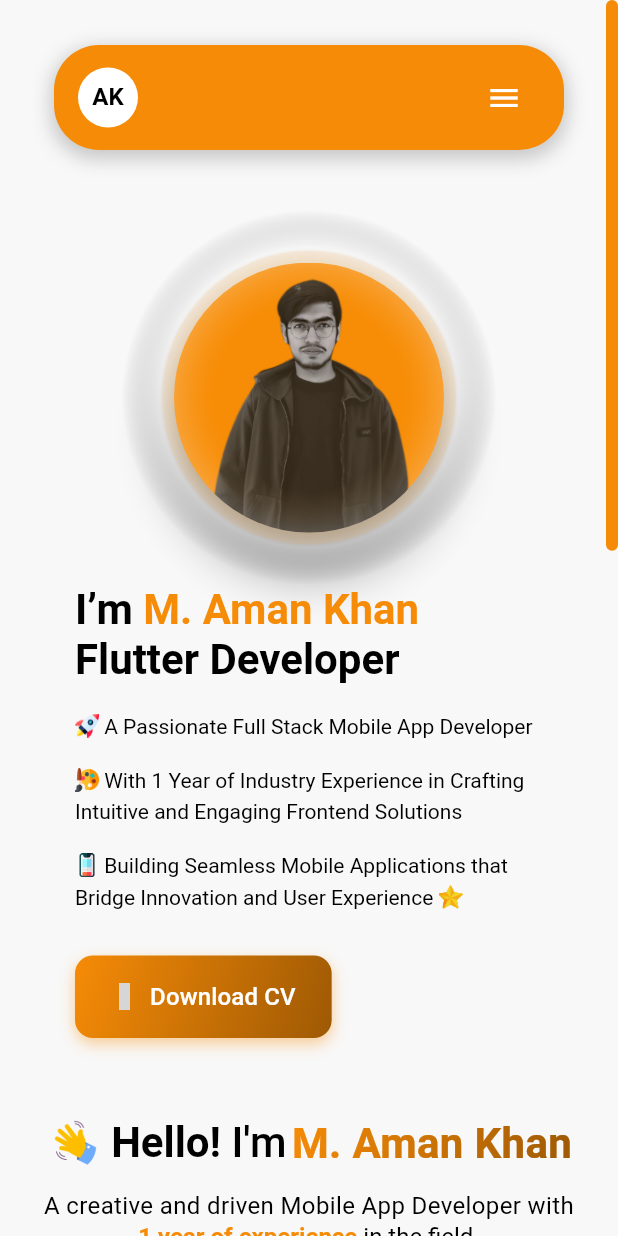
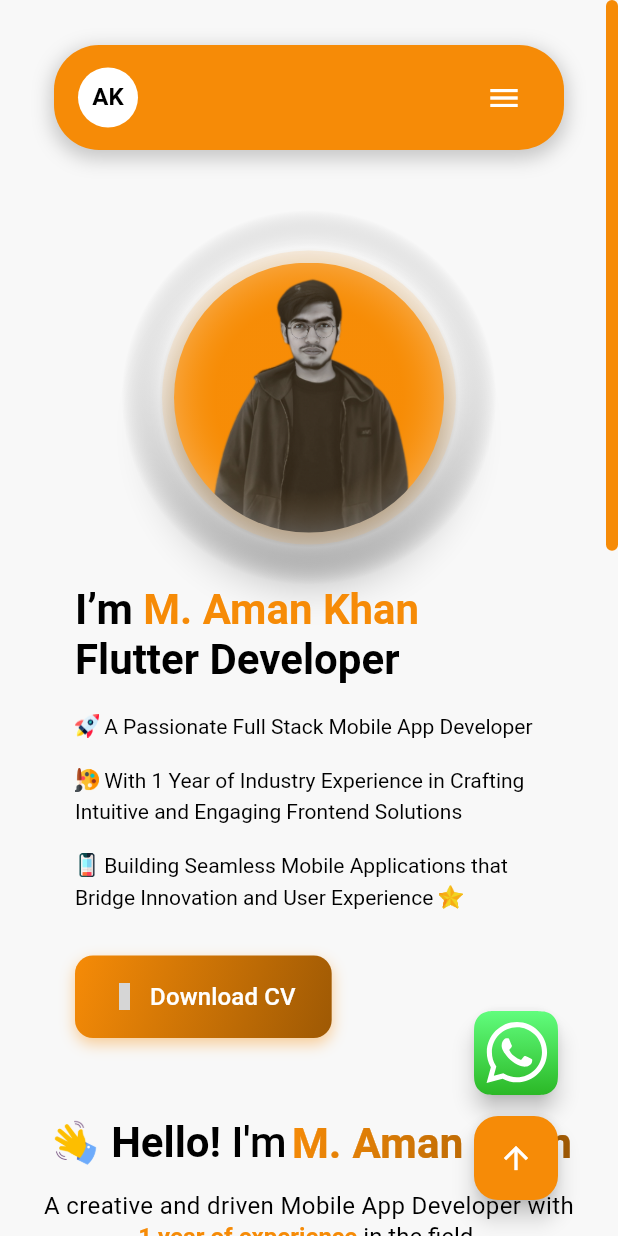
Before and after one commit to AmanKhan806/Aman_portfolio, a Flutter app: the screen it shows after launch, after a tap on "Download CV", on a phone screen of 412 x 824 dp. Run offline on Flutter 3.47's test engine with Material 3 defaults, Android fonts, the phone set to English and light mode, and no system bars; drawn by our look-alikes of avatar_glow; our stand-ins replace confetti, flutter_svg, get, google_fonts, iconsax, lottie and 1 more; accounts and stored records are empty; Roboto replaces fonts that are missing (Ubuntu); grey boxes are pictures that could not be loaded.

Commit message:
Aman || Changes

```diff
--- a/lib/Controller/All_Section_Controller.dart
+++ b/lib/Controller/All_Section_Controller.dart
@@ -1,3 +1,4 @@
+// ignore: file_names
 import 'dart:developer';
 import 'package:get/get.dart';
 import 'package:supabase_flutter/supabase_flutter.dart';
--- a/lib/Controller/Animated_Controller.dart
+++ b/lib/Controller/Animated_Controller.dart
@@ -1,6 +1,5 @@
 import 'package:amanportfolio/Controller/theme_controller.dart';
 import 'package:flutter/material.dart';
-import 'package:flutter/widgets.dart';
 import 'package:get/get.dart';
 
 import '../utils/Colors/custom_colors.dart';
--- a/lib/Widgets/FirstSection/first_section.dart
+++ b/lib/Widgets/HomeWidgets/FirstSection/first_section.dart
@@ -5,10 +5,10 @@ import 'package:flutter_svg/svg.dart';
 import 'package:get/get.dart';
 import 'package:google_fonts/google_fonts.dart';
 import 'package:iconsax/iconsax.dart';
-import '../../Controller/theme_controller.dart';
-import '../../utils/Colors/custom_colors.dart';
-import '../custom_button.dart';
-import '../navigation_bar.dart';
+import '../../../Controller/theme_controller.dart';
+import '../../../utils/Colors/custom_colors.dart';
+import '../../custom_button.dart';
+import '../../navigation_bar.dart';
 
 class FirstSection extends StatelessWidget {
   final ThemeController themeController = Get.find<ThemeController>();
@@ -26,7 +26,7 @@ class FirstSection extends StatelessWidget {
     double buttonPadding = screenWidth > 800 ? 16.0 : 12.0;
 
     return Obx(
-      ()=> Container(
+      () => Container(
         color: themeController.containerColor,
         child: Padding(
           padding: const EdgeInsets.symmetric(horizontal: 20.0),
@@ -34,7 +34,7 @@ class FirstSection extends StatelessWidget {
               ? Column(
                   children: [
                     const SizedBox(height: 20),
-                    const CustomNavigationBar(),
+                    CustomNavigationBar(),
                     const SizedBox(height: 30),
                     Padding(
                       padding: const EdgeInsets.symmetric(horizontal: 30.0),
@@ -110,7 +110,8 @@ class FirstSection extends StatelessWidget {
                                           vertical: buttonPadding,
                                         ),
                                         shape: RoundedRectangleBorder(
-                                          borderRadius: BorderRadius.circular(12),
+                                          borderRadius:
+                                              BorderRadius.circular(12),
                                         ),
                                         backgroundColor: Colors.grey[800],
                                         shadowColor: Colors.black54,
@@ -126,13 +127,14 @@ class FirstSection extends StatelessWidget {
                                       ),
                                     ),
                                     const SizedBox(width: 16),
-                                    const CustomButton(
+                                    CustomButton(
                                       buttonText: 'Download CV',
-                                      buttonIcon: Icon(
+                                      buttonIcon: const Icon(
                                         Iconsax.document_download,
                                         color: ColorResources.whiteColor,
                                       ),
                                       isbuttonShow: true,
+                                      onPressed: () {},
                                     ),
                                   ],
                                 ),
@@ -153,7 +155,8 @@ class FirstSection extends StatelessWidget {
                                   repeat: true,
                                   child: Material(
                                     elevation: 12.0,
-                                    surfaceTintColor: ColorResources.appMainColor
+                                    surfaceTintColor: ColorResources
+                                        .appMainColor
                                         .withOpacity(0.5),
                                     color: const Color.fromARGB(0, 255, 0, 0),
                                     shape: const CircleBorder(),
@@ -261,8 +264,8 @@ class FirstSection extends StatelessWidget {
                           repeat: true,
                           child: Material(
                             elevation: 12.0,
-                                  surfaceTintColor: ColorResources.appMainColor
-                                      .withOpacity(0.5),
+                            surfaceTintColor:
+                                ColorResources.appMainColor.withOpacity(0.5),
                             color: const Color.fromARGB(0, 255, 0, 0),
                             shape: const CircleBorder(),
                             shadowColor: ColorResources.greyOneColor,
@@ -356,13 +359,14 @@ class FirstSection extends StatelessWidget {
                             fontSize: subTitleFontSize,
                           ),
                           const SizedBox(height: 30),
-                          const CustomButton(
+                          CustomButton(
                             buttonText: 'Download CV',
-                            buttonIcon: Icon(
+                            buttonIcon: const Icon(
                               Iconsax.document_download,
                               color: ColorResources.whiteColor,
                             ),
                             isbuttonShow: true,
+                            onPressed: () {},
                           ),
                         ],
                       ),
--- a/lib/Widgets/FourthSection/fourth_section.dart
+++ b/lib/Widgets/HomeWidgets/FourthSection/fourth_section.dart
@@ -1,13 +1,11 @@
 import 'package:amanportfolio/utils/Colors/custom_colors.dart';
-import 'package:flutter/cupertino.dart';
 import 'package:flutter/material.dart';
 import 'package:get/get.dart';
 import 'package:google_fonts/google_fonts.dart';
-import 'package:iconsax/iconsax.dart';
-import '../../Controller/All_Section_Controller.dart';
-import '../../Controller/theme_controller.dart';
-import '../AnimatedGradientText/Animated_Gradienttext.dart';
-import '../custom_button.dart';
+import '../../../Controller/All_Section_Controller.dart';
+import '../../../Controller/theme_controller.dart';
+import '../../Animated_Gradienttext.dart';
+import '../../custom_button.dart';
 
 class FourthSection extends StatelessWidget {
   final AllSectionController controller = Get.find<AllSectionController>();
@@ -98,15 +96,15 @@ class FourthSection extends StatelessWidget {
             const SizedBox(height: 20.0),
             Align(
               alignment: Alignment.center,
-              child: !isMobile ?
-              AnimatedGradientText(
-                text: "Flutter",
-                fontSize: 200,
-              ):
-              AnimatedGradientText(
-                text: "Flutter",
-                fontSize: 100,
-              ),
+              child: !isMobile
+                  ? const AnimatedGradientText(
+                      text: "Flutter",
+                      fontSize: 200,
+                    )
+                  : const AnimatedGradientText(
+                      text: "Flutter",
+                      fontSize: 100,
+                    ),
             ),
             const SizedBox(height: 20.0),
             GridView.builder(
@@ -118,7 +116,7 @@ class FourthSection extends StatelessWidget {
                 crossAxisSpacing: 10.0,
                 childAspectRatio: isMobile ? 0.7 : 0.8,
               ),
-              itemCount: controller.fourthSectionData.length,
+              itemCount: 6,
               itemBuilder: (context, index) {
                 var data = controller.fourthSectionData[index];
                 return ProjectCard(
@@ -136,15 +134,12 @@ class FourthSection extends StatelessWidget {
               },
             ),
             const SizedBox(height: 20.0),
-            const Align(
+            Align(
               alignment: Alignment.center,
               child: CustomButton(
                 buttonText: 'View More',
-                buttonIcon: Icon(
-                  Iconsax.user,
-                  color: ColorResources.whiteColor,
-                ),
                 isbuttonShow: false,
+                onPressed: () {},
               ),
             ),
           ],
@@ -247,11 +242,12 @@ class ProjectCard extends StatelessWidget {
                   .toList(),
             ),
             const SizedBox(height: 15),
-            const Align(
+            Align(
                 alignment: Alignment.centerLeft,
                 child: CustomButton(
                   isbuttonShow: false,
                   buttonText: 'View Project',
+                  onPressed: () {},
                 ))
           ],
         ),
--- a/lib/Widgets/SecondSection/second_section.dart
+++ b/lib/Widgets/HomeWidgets/SecondSection/second_section.dart
@@ -1,14 +1,12 @@
 import 'package:amanportfolio/utils/Colors/custom_colors.dart';
-import 'package:flutter/cupertino.dart';
 import 'package:flutter/material.dart';
 import 'package:get/get.dart';
 import 'package:google_fonts/google_fonts.dart';
-import 'package:iconsax/iconsax.dart';
-import '../../Controller/theme_controller.dart';
-import '../custom_button.dart';
+import '../../../Controller/theme_controller.dart';
+import '../../custom_button.dart';
 
 class SecondSection extends StatelessWidget {
-  const SecondSection({Key? key}) : super(key: key);
+  const SecondSection({super.key});
 
   @override
   Widget build(BuildContext context) {
@@ -212,13 +210,10 @@ class SecondSection extends StatelessWidget {
             const SizedBox(
               height: 25.0,
             ),
-            const CustomButton(
+            CustomButton(
               buttonText: 'More Info About me',
-              buttonIcon: Icon(
-                Iconsax.user,
-                color: ColorResources.whiteColor,
-              ),
               isbuttonShow: false,
+              onPressed: () {},
             ),
           ],
         ),
@@ -233,11 +228,11 @@ class GradientText extends StatelessWidget {
   final Gradient gradient;
 
   const GradientText({
-    Key? key,
+    super.key,
     required this.text,
     required this.style,
     required this.gradient,
-  }) : super(key: key);
+  });
 
   @override
   Widget build(BuildContext context) {
--- a/lib/Widgets/ThirdSection/third_section.dart
+++ b/lib/Widgets/HomeWidgets/ThirdSection/third_section.dart
@@ -1,18 +1,18 @@
 import 'package:amanportfolio/utils/Colors/custom_colors.dart';
+// ignore: unnecessary_import
 import 'package:flutter/cupertino.dart';
 import 'package:flutter/material.dart';
 import 'package:get/get.dart';
 import 'package:google_fonts/google_fonts.dart';
-import 'package:iconsax/iconsax.dart';
 import 'package:lottie/lottie.dart';
-import '../../Controller/All_Section_Controller.dart';
-import '../../Controller/theme_controller.dart';
-import '../custom_button.dart';
+import '../../../Controller/All_Section_Controller.dart';
+import '../../../Controller/theme_controller.dart';
+import '../../custom_button.dart';
 
 class ThirdSection extends StatelessWidget {
   final AllSectionController controller = Get.find<AllSectionController>();
   final ThemeController themeController = Get.find<ThemeController>();
-  ThirdSection({Key? key}) : super(key: key);
+  ThirdSection({super.key});
 
   @override
   Widget build(BuildContext context) {
@@ -105,13 +105,10 @@ class ThirdSection extends StatelessWidget {
               fit: BoxFit.contain,
             ),
             const SizedBox(height: 20.0),
-            const CustomButton(
+            CustomButton(
               buttonText: 'View More',
-              buttonIcon: Icon(
-                Iconsax.user,
-                color: ColorResources.whiteColor,
-              ),
               isbuttonShow: false,
+              onPressed: () {},
             ),
           ],
         ),
--- a/lib/Widgets/fiveSection/five_section.dart
+++ b/lib/Widgets/HomeWidgets/fiveSection/five_section.dart
@@ -2,8 +2,8 @@ import 'package:amanportfolio/utils/Colors/custom_colors.dart';
 import 'package:flutter/material.dart';
 import 'package:get/get.dart';
 import 'package:google_fonts/google_fonts.dart';
-import '../../Controller/rotation_controller.dart';
-import '../../Controller/theme_controller.dart';
+import '../../../Controller/rotation_controller.dart';
+import '../../../Controller/theme_controller.dart';
 
 class FiveSection extends StatelessWidget {
   final RotationController rotationController = Get.put(RotationController());
--- a/lib/Widgets/custom_button.dart
+++ b/lib/Widgets/custom_button.dart
@@ -6,8 +6,9 @@ class CustomButton extends StatelessWidget {
   final String buttonText;
   final Icon? buttonIcon;
   final bool isbuttonShow;
+  final VoidCallback onPressed;
   const CustomButton({
-    super.key, required this.buttonText, this.buttonIcon, required this.isbuttonShow,
+    super.key, required this.buttonText, this.buttonIcon, required this.isbuttonShow, required this.onPressed,
   });
 
   @override
@@ -35,7 +36,7 @@ class CustomButton extends StatelessWidget {
       child:
       isbuttonShow == true ?
       ElevatedButton.icon(
-        onPressed: () {},
+        onPressed: onPressed,
         icon: buttonIcon,
         label: Text(
           buttonText,
@@ -58,7 +59,7 @@ class CustomButton extends StatelessWidget {
           ),
         ),
       ): ElevatedButton(
-        onPressed: () {},
+        onPressed: onPressed,
         style: ElevatedButton.styleFrom(
           elevation: 0,
           backgroundColor: Colors.transparent,
--- /dev/null
+++ b/lib/Widgets/floatingActionButton.dart
@@ -0,0 +1,55 @@
+import 'package:amanportfolio/utils/Colors/custom_colors.dart';
+import 'package:flutter/cupertino.dart';
+import 'package:flutter/material.dart';
+import 'package:flutter_svg/svg.dart';
+
+class floatingActionsbutton extends StatelessWidget {
+  const floatingActionsbutton({
+    super.key,
+    required ScrollController scrollController,
+  }) : _scrollController = scrollController;
+
+  final ScrollController _scrollController;
+
+  @override
+  Widget build(BuildContext context) {
+    return Stack(
+      children: [
+        Positioned(
+          bottom: 70,
+          right: 16,
+          child: Padding(
+            padding: const EdgeInsets.all(8.0),
+            child: FloatingActionButton(
+              onPressed: () {},
+              child: SvgPicture.asset(
+                "assets/whatsapp.svg",
+              ),
+            ),
+          ),
+        ),
+        Positioned(
+          bottom: 0,
+          right: 16,
+          child: Padding(
+            padding: const EdgeInsets.all(8.0),
+            child: FloatingActionButton(
+              backgroundColor: ColorResources.appMainColor,
+              onPressed: () {
+                _scrollController.animateTo(
+                  0.0,
+                  duration: const Duration(milliseconds: 500),
+                  curve: Curves.easeInOut,
+                );
+              },
+              child: const Icon(
+                Icons.arrow_upward_outlined,
+                color: ColorResources.whiteColor,
+              ),
+            ),
+          ),
+        ),
+      ],
+    );
+  }
+}
--- a/lib/Widgets/navigation_bar.dart
+++ b/lib/Widgets/navigation_bar.dart
@@ -1,19 +1,26 @@
+import 'package:amanportfolio/Widgets/custom_confetti.dart';
+import 'package:confetti/confetti.dart';
 import 'package:flutter/cupertino.dart';
 import 'package:flutter/material.dart';
 import 'package:get/get.dart';
 import 'package:google_fonts/google_fonts.dart';
 
+import '../Controller/Navigation_controller.dart';
 import '../Controller/theme_controller.dart';
 import '../utils/Colors/custom_colors.dart';
 
 class CustomNavigationBar extends StatelessWidget {
-  const CustomNavigationBar({
-    super.key,
-  });
+  final ConfettiController confettiController = Get.put(ConfettiController());
+  final NavigationController navigationController =
+      Get.put(NavigationController());
+
+  CustomNavigationBar({super.key});
 
   @override
   Widget build(BuildContext context) {
-    return Container(
+    return Stack(
+      children: [
+        Container(
           height: 70,
           margin: const EdgeInsets.symmetric(horizontal: 16.0, vertical: 10.0),
           decoration: BoxDecoration(
@@ -31,15 +38,42 @@ class CustomNavigationBar extends StatelessWidget {
           child: Row(
             mainAxisAlignment: MainAxisAlignment.spaceEvenly,
             children: [
-          _buildNavItem("Home", isActive: true),
-          _buildNavItem("About"),
-          _buildNavItem("Resume"),
+              _buildNavItem("Home",
+                  isActive: navigationController.activeTab.value == 'Home'),
+              _buildNavItem("About",
+                  isActive: navigationController.activeTab.value == 'About'),
+              _buildNavItem("Resume",
+                  isActive: navigationController.activeTab.value == 'Resume'),
               _buildIconNavItem(),
-          _buildNavItem("Portfolio"),
-          _buildNavItem("Contact"),
-          _buildSwitchButton(),
+              _buildNavItem("Portfolio",
+                  isActive:
+                      navigationController.activeTab.value == 'Portfolio'),
+              _buildNavItem("Contact",
+                  isActive: navigationController.activeTab.value == 'Contact'),
+              buildSwitchButton(),
             ],
           ),
+        ),
+        Align(
+          alignment: Alignment.center,
+          child: CustomConfettiWidget(
+            confettiController: confettiController,
+            blastDirectionality: BlastDirectionality.explosive,
+            numberOfParticles: 20,
+            colors: const [
+              Colors.red,
+              Colors.green,
+              Colors.blue,
+              Colors.orange,
+              Colors.purple,
+            ],
+            gravity: 0.3,
+            maxBlastForce: 30,
+            minBlastForce: 10,
+            shouldLoop: false,
+          ),
+        ),
+      ],
     );
   }
 }
@@ -86,7 +120,9 @@ class CustomNavigationBarforMobile extends StatelessWidget {
 }
 
 class MobileNavigationDrawer extends StatelessWidget {
-  const MobileNavigationDrawer({super.key});
+  final NavigationController navigationController =
+      Get.put(NavigationController());
+  MobileNavigationDrawer({super.key});
 
   @override
   Widget build(BuildContext context) {
@@ -98,19 +134,20 @@ class MobileNavigationDrawer extends StatelessWidget {
           crossAxisAlignment: CrossAxisAlignment.start,
           children: [
             const SizedBox(height: 50.0),
-            _buildNavItem("Home", isActive: true),
+            _buildNavItem("Home",
+                isActive: navigationController.activeTab.value == 'Home'),
             const SizedBox(height: 20.0),
-            _buildNavItem("About"),
+            _buildNavItem("About", isActive: navigationController.activeTab.value == 'About'),
             const SizedBox(height: 20.0),
-            _buildNavItem("Resume"),
+            _buildNavItem("Resume", isActive: navigationController.activeTab.value == 'Resume'),
             const SizedBox(height: 20.0),
-            _buildNavItem("Portfolio"),
+            _buildNavItem("Portfolio", isActive: navigationController.activeTab.value == 'Portfolio'),
             const SizedBox(height: 20.0),
-            _buildNavItem("Contact"),
+            _buildNavItem("Contact", isActive: navigationController.activeTab.value == 'Contact'),
             const Spacer(),
             Padding(
               padding: const EdgeInsets.all(16.0),
-              child: _buildSwitchButton(),
+              child: buildSwitchButton(),
             ),
           ],
         ),
@@ -132,26 +169,43 @@ Widget _buildIconNavItem() {
 }
 
 Widget _buildNavItem(String title, {bool isActive = false}) {
-  return Container(
+  final NavigationController navigationController =
+      Get.find<NavigationController>();
+  return GestureDetector(
+    onTap: () {
+      navigationController.updateActiveTabAndNavigate(title);
+    },
+    child: Container(
       padding: const EdgeInsets.symmetric(horizontal: 35.0, vertical: 8.0),
       decoration: BoxDecoration(
         color: isActive ? ColorResources.whiteColor : Colors.transparent,
         borderRadius: BorderRadius.circular(20.0),
       ),
-    child: Text(title,
+      child: Text(
+        title,
         style: GoogleFonts.ubuntu(
           color: isActive ? ColorResources.greyOneColor : Colors.white,
           fontWeight: isActive ? FontWeight.bold : FontWeight.normal,
-        )),
+        ),
+      ),
+    ),
   );
 }
 
-Widget _buildSwitchButton() {
+Widget buildSwitchButton() {
+  final ConfettiController confettiController = Get.put(ConfettiController());
   final ThemeController themeController = Get.put(ThemeController());
+
   return Obx(() {
     return Switch(
       value: themeController.isDarkMode.value,
-      onChanged: (value) => themeController.toggleTheme(),
+      onChanged: (value) {
+        themeController.toggleTheme();
+        confettiController.play();
+        Future.delayed(const Duration(seconds: 1), () {
+          confettiController.stop();
+        });
+      },
       activeColor: Colors.white,
       activeTrackColor: Colors.orange.shade300,
       inactiveThumbColor: Colors.white,
--- a/lib/main.dart
+++ b/lib/main.dart
@@ -1,7 +1,5 @@
 import 'package:amanportfolio/Controller/All_Section_Controller.dart';
-import 'package:flutter/cupertino.dart';
 import 'package:flutter/material.dart';
-import 'package:flutter/widgets.dart';
 import 'package:get/get.dart';
 import 'package:supabase_flutter/supabase_flutter.dart';
 import 'Controller/theme_controller.dart';
--- a/lib/screens/Home_Screen.dart
+++ b/lib/screens/Home_Screen.dart
@@ -1,24 +1,28 @@
-import 'package:amanportfolio/Widgets/fiveSection/five_section.dart';
+import 'package:amanportfolio/Widgets/floatingActionButton.dart';
+import 'package:amanportfolio/Widgets/HomeWidgets/fiveSection/five_section.dart';
 import 'package:amanportfolio/Widgets/navigation_bar.dart';
 import 'package:amanportfolio/utils/Colors/custom_colors.dart';
 import 'package:flutter/material.dart';
 import 'package:flutter/services.dart';
 import 'package:get/get.dart';
 import '../Controller/theme_controller.dart';
-import '../Widgets/FirstSection/first_section.dart';
-import '../Widgets/FourthSection/fourth_section.dart';
-import '../Widgets/SecondSection/second_section.dart';
-import '../Widgets/ThirdSection/third_section.dart';
+import '../Widgets/HomeWidgets/FirstSection/first_section.dart';
+import '../Widgets/HomeWidgets/FourthSection/fourth_section.dart';
+import '../Widgets/HomeWidgets/SecondSection/second_section.dart';
+import '../Widgets/HomeWidgets/ThirdSection/third_section.dart';
 
 class HomeScreen extends StatelessWidget {
   final ThemeController themeController = Get.find<ThemeController>();
-  HomeScreen({Key? key}) : super(key: key);
+  final ScrollController _scrollController = ScrollController();
+
+  HomeScreen({super.key});
+
   @override
   Widget build(BuildContext context) {
-    return AnnotatedRegion(
+    return AnnotatedRegion<SystemUiOverlayStyle>(
       value: SystemUiOverlayStyle.light,
       child: Scaffold(
-        endDrawer: const MobileNavigationDrawer(),
+        endDrawer: MobileNavigationDrawer(),
         backgroundColor: themeController.containerColor,
         body: ScrollbarTheme(
           data: ScrollbarThemeData(
@@ -29,6 +33,7 @@ class HomeScreen extends StatelessWidget {
           child: Scrollbar(
             thumbVisibility: true,
             child: SingleChildScrollView(
+              controller: _scrollController,
               physics: const BouncingScrollPhysics(),
               child: Column(
                 children: [
@@ -42,6 +47,7 @@ class HomeScreen extends StatelessWidget {
             ),
           ),
         ),
+        floatingActionButton: floatingActionsbutton(scrollController: _scrollController),
       ),
     );
   }
--- a/pubspec.yaml
+++ b/pubspec.yaml
@@ -43,6 +43,7 @@ dependencies:
   flutter_svg: ^2.0.16
   lottie: ^3.1.3
   supabase_flutter: ^2.0.0
+  confetti: ^0.8.0
 
 dev_dependencies:
   flutter_test:
```
Also changed, not shown: lib/Controller/Navigation_controller.dart (added, +27 -0 lines), lib/Widgets/AboutWidgets/first_section_about.dart (added, +40 -0 lines), lib/Widgets/Animated_Gradienttext.dart (renamed from lib/Widgets/AnimatedGradientText/Animated_Gradienttext.dart, +6 -6 lines), lib/Widgets/custom_confetti.dart (added, +75 -0 lines), lib/screens/about_screen.dart (+40 -4 lines), assets/whatsapp.svg (added), pubspec.lock. Lines whose indentation alone changed are shown as unchanged.
